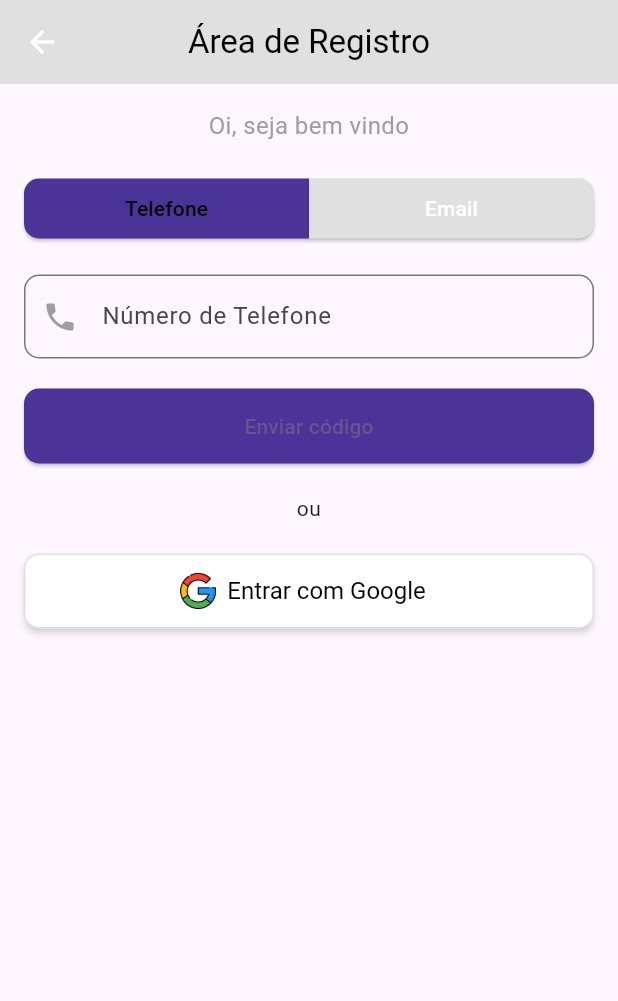
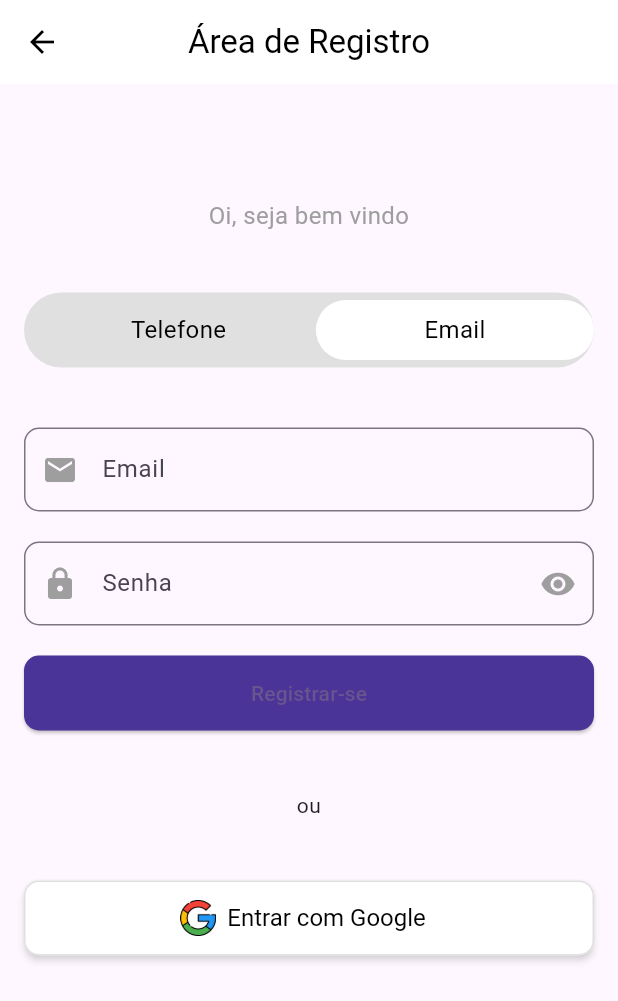
Before and after one commit to DanielLieblen/Clo, a Flutter app: the RegistroScreen screen opened directly, on a phone screen of 412 x 824 dp. Shown: the top 1001 px of the screen. Run offline on Flutter 3.47's test engine with Material 3 defaults, Android fonts, the light colour scheme and no system bars; our stand-ins replace firebase_core, font_awesome_flutter; accounts and stored records are empty.

Commit message:
container colorido do botao swipe corrigido e aumento de espacos: pagina de registro

```diff
--- a/lib/main.dart
+++ b/lib/main.dart
@@ -2,7 +2,7 @@ import 'package:clo/firebase_options.dart';
 import 'package:firebase_core/firebase_core.dart';
 import 'package:flutter/material.dart';
 
-import 'onboarding/login_screen.dart';
+import 'onboarding/bem_vindo.dart';
 import 'onboarding/onboarding_screen1.dart';
 import 'onboarding/onboarding_screen2.dart';
 import 'onboarding/onboarding_screen3.dart';
@@ -49,7 +49,7 @@ class MyApp extends StatelessWidget {
           '/onboarding1': (context) => const OnboardingScreen1(),
           '/onboarding2': (context) => const OnboardingScreen2(),
           '/onboarding3': (context) => const OnboardingScreen3(),
-          '/login': (context) => const LoginScreen(),
+          '/login': (context) => const BemVindoScreen(),
         });
   }
 }
--- a/lib/onboarding/login_screen.dart
+++ b/lib/onboarding/bem_vindo.dart
@@ -1,10 +1,9 @@
-import 'package:clo/registro/email/continuar_registro.dart';
-import 'package:clo/registro/email/registro_email.dart';
+import 'package:clo/registro/email/registro.dart';
 import 'package:flutter/material.dart';
 import 'package:font_awesome_flutter/font_awesome_flutter.dart';
 
-class LoginScreen extends StatelessWidget {
-  const LoginScreen({super.key});
+class BemVindoScreen extends StatelessWidget {
+  const BemVindoScreen({super.key});
 
   @override
   Widget build(BuildContext context) {
@@ -78,7 +77,7 @@ class LoginScreen extends StatelessWidget {
                       context,
                       MaterialPageRoute(
                           builder: (context) =>
-                              const ContinuarRegistroScreen()), // Navegação para tela de login
+                              const BemVindoScreen()), // Navegação para tela de login
                     );
                     // Adicione a navegação para a tela de login aqui
                   },
--- a/lib/onboarding/onboarding_screen3.dart
+++ b/lib/onboarding/onboarding_screen3.dart
@@ -1,5 +1,5 @@
+import 'package:clo/onboarding/bem_vindo.dart';
 import 'package:flutter/material.dart';
-import 'package:clo/onboarding/login_screen.dart';
 
 void main() {
   runApp(const OnboardingApp3());
@@ -80,20 +80,25 @@ class OnboardingScreen3 extends StatelessWidget {
                       fontWeight: FontWeight.w700,
                     ),
                   ),
-                  const SizedBox(height: 200), // Aumenta o espaço entre o texto e o botão para 100px
+                  const SizedBox(
+                      height:
+                          200), // Aumenta o espaço entre o texto e o botão para 100px
                   Expanded(
                     child: Align(
-                      alignment: Alignment.topCenter, // Alinha o botão no topo do espaço restante
+                      alignment: Alignment
+                          .topCenter, // Alinha o botão no topo do espaço restante
                       child: Container(
-                        margin: const EdgeInsets.symmetric(horizontal: 10.0), // Margem de 10px em cada lado
+                        margin: const EdgeInsets.symmetric(
+                            horizontal: 10.0), // Margem de 10px em cada lado
                         child: SizedBox(
-                          width: MediaQuery.of(context).size.width - 20, // Largura do botão (largura da tela - 20px)
+                          width: MediaQuery.of(context).size.width -
+                              20, // Largura do botão (largura da tela - 20px)
                           child: ElevatedButton(
                             onPressed: () {
                               Navigator.push(
                                 context,
                                 MaterialPageRoute(
-                                  builder: (context) => const LoginScreen(),
+                                  builder: (context) => const BemVindoScreen(),
                                 ),
                               );
                             },
@@ -106,7 +111,8 @@ class OnboardingScreen3 extends StatelessWidget {
                             ),
                             child: const Text(
                               'Próximo',
-                              style: TextStyle(color: Colors.white, fontSize: 18),
+                              style:
+                                  TextStyle(color: Colors.white, fontSize: 18),
                             ),
                           ),
                         ),
--- a/lib/registro/email/registro_email.dart
+++ b/lib/registro/email/registro.dart
@@ -16,10 +16,10 @@ class _RegistroScreenState extends State<RegistroScreen> {
   Widget build(BuildContext context) {
     return Scaffold(
       appBar: AppBar(
-        backgroundColor: Colors.grey.shade300,
+        backgroundColor: Colors.white,
         elevation: 0,
         leading: IconButton(
-          icon: const Icon(Icons.arrow_back, color: Colors.white),
+          icon: const Icon(Icons.arrow_back, color: Colors.black),
           onPressed: () {
             Navigator.pop(context);
           },
@@ -36,78 +36,20 @@ class _RegistroScreenState extends State<RegistroScreen> {
           mainAxisAlignment: MainAxisAlignment.center,
           crossAxisAlignment: CrossAxisAlignment.stretch,
           children: [
+            const SizedBox(height: 60), // Aumentando o espaço acima
             const Text(
               'Oi, seja bem vindo',
               textAlign: TextAlign.center,
               style: TextStyle(fontSize: 16, color: Colors.grey),
             ),
-            const SizedBox(height: 20),
-            Row(
-              mainAxisAlignment: MainAxisAlignment.center,
-              children: [
-                Expanded(
-                  child: ElevatedButton(
-                    onPressed: () {
-                      if (!_isEmailSelected) {
-                        setState(() {
-                          _isEmailSelected = true;
-                        });
-                      }
-                    },
-                    style: ElevatedButton.styleFrom(
-                      shape: const RoundedRectangleBorder(
-                        borderRadius: BorderRadius.only(
-                          topLeft: Radius.circular(10),
-                          bottomLeft: Radius.circular(10),
-                        ),
-                      ),
-                      backgroundColor: _isEmailSelected
-                          ? const Color(0xFF4A3497)
-                          : Colors.grey.shade300,
-                    ),
-                    child: Text(
-                      'Telefone',
-                      style: TextStyle(
-                        color: !_isEmailSelected ? Colors.white : Colors.black,
-                      ),
-                    ),
-                  ),
-                ),
-                Expanded(
-                  child: ElevatedButton(
-                    onPressed: () {
-                      if (_isEmailSelected) {
-                        setState(() {
-                          _isEmailSelected = false;
-                        });
-                      }
-                    },
-                    style: ElevatedButton.styleFrom(
-                      shape: const RoundedRectangleBorder(
-                        borderRadius: BorderRadius.only(
-                          topRight: Radius.circular(10),
-                          bottomRight: Radius.circular(10),
-                        ),
-                      ),
-                      backgroundColor: !_isEmailSelected
-                          ? const Color(0xFF4A3497)
-                          : Colors.grey.shade300,
-                    ),
-                    child: Text(
-                      'Email',
-                      style: TextStyle(
-                        color: _isEmailSelected ? Colors.white : Colors.black,
-                      ),
-                    ),
-                  ),
-                ),
-              ],
-            ),
-            const SizedBox(height: 20),
-            _isEmailSelected ? _buildTelefoneForm() : _buildEmailForm(),
-            const SizedBox(height: 20),
+            const SizedBox(height: 40), // Espaço maior abaixo do título
+            _buildSwipeButton(),
+            const SizedBox(
+                height: 40), // Espaço maior entre o swipe e o formulário
+            _isEmailSelected ? _buildEmailForm() : _buildTelefoneForm(),
+            const SizedBox(height: 40), // Espaço maior acima do texto "ou"
             const Text('ou', textAlign: TextAlign.center),
-            const SizedBox(height: 20),
+            const SizedBox(height: 40), // Espaço maior acima do botão Google
             ElevatedButton.icon(
               onPressed: () {
                 // Lógica para login com Google
@@ -120,7 +62,7 @@ class _RegistroScreenState extends State<RegistroScreen> {
               label: const Text('Entrar com Google'),
               style: ElevatedButton.styleFrom(
                 shape: RoundedRectangleBorder(
-                  borderRadius: BorderRadius.circular(10), //bordas arredondadas
+                  borderRadius: BorderRadius.circular(10),
                 ),
                 minimumSize: const Size(double.infinity, 50),
                 backgroundColor: Colors.white,
@@ -131,8 +73,70 @@ class _RegistroScreenState extends State<RegistroScreen> {
                 textStyle: const TextStyle(fontSize: 16),
               ),
             ),
+            const SizedBox(
+                height: 40), // Espaço adicional abaixo do botão Google
           ],
         ),
+      ),
+    );
+  }
+
+  Widget _buildSwipeButton() {
+    return Container(
+      height: 50,
+      decoration: BoxDecoration(
+        borderRadius: BorderRadius.circular(25),
+        color: Colors.grey.shade300,
+      ),
+      child: Stack(
+        children: [
+          // Container deslizante
+          AnimatedAlign(
+            duration: const Duration(milliseconds: 300),
+            alignment:
+                _isEmailSelected ? Alignment.centerRight : Alignment.centerLeft,
+            child: GestureDetector(
+              onHorizontalDragEnd: (details) {
+                setState(() {
+                  if (details.velocity.pixelsPerSecond.dx > 0) {
+                    _isEmailSelected = true;
+                  } else {
+                    _isEmailSelected = false;
+                  }
+                });
+              },
+              child: Container(
+                width: MediaQuery.of(context).size.width * 0.45, // Reduzido
+                height: 40, // Reduzido
+                decoration: BoxDecoration(
+                  borderRadius: BorderRadius.circular(20), // Mais arredondado
+                  color: Colors.white, // Branco
+                ),
+                alignment: Alignment.center,
+                child: Text(
+                  _isEmailSelected ? 'Email' : 'Telefone',
+                  style: const TextStyle(color: Colors.black, fontSize: 16),
+                ),
+              ),
+            ),
+          ),
+          // Container com textos fixos fora do deslizante
+          Align(
+            alignment:
+                _isEmailSelected ? Alignment.centerLeft : Alignment.centerRight,
+            child: Container(
+              width: MediaQuery.of(context).size.width * 0.5,
+              alignment: Alignment.center,
+              child: Text(
+                _isEmailSelected ? 'Telefone' : 'Email',
+                style: TextStyle(
+                  color: Colors.black,
+                  fontSize: 16,
+                ),
+              ),
+            ),
+          ),
+        ],
       ),
     );
   }
--- a/lib/registro/telefone/registro_telefone.dart
+++ b/lib/registro/telefone/registro_telefone.dart
@@ -1,4 +1,4 @@
-import 'package:clo/registro/email/registro_email.dart';
+import 'package:clo/registro/email/registro.dart';
 import 'package:flutter/material.dart';
 
 class RegistroTelefoneScreen extends StatefulWidget {
```
Also changed, not shown: lib/login/login.dart (added).
